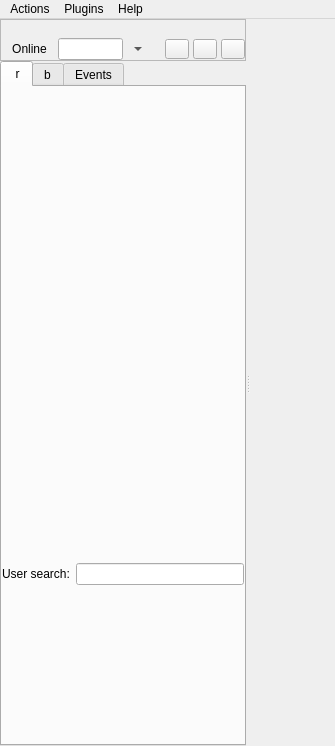
xmpp-graveyard/jabbim, file widgets/mainWindow.ui: the form before one commit.
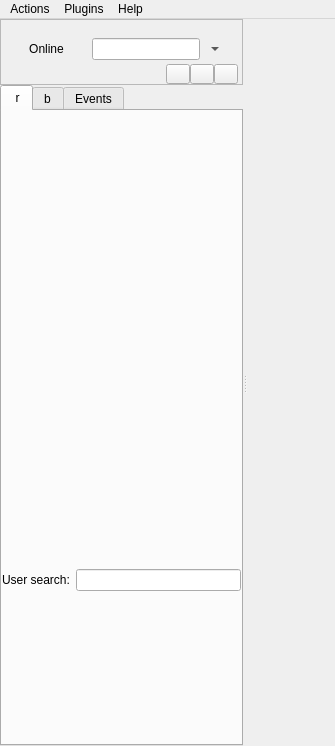
The form after the commit. The open tabs and pages were chosen to show the change. Icons and pictures are not drawn.

Commit message: start of selfContact halickovization

```diff
--- a/widgets/mainWindow.ui
+++ b/widgets/mainWindow.ui
@@ -369,32 +369,7 @@
             <property name="spacing" >
              <number>4</number>
             </property>
-            <item row="1" column="4" >
-             <widget class="QToolButton" name="toggleInvisible" >
-              <property name="maximumSize" >
-               <size>
-                <width>16777215</width>
-                <height>20</height>
-               </size>
-              </property>
-              <property name="toolTip" >
-               <string>Toggle Invisibility</string>
-              </property>
-              <property name="text" >
-               <string/>
-              </property>
-              <property name="icon" >
-               <iconset>images/16x16/status/jabber-invisible.png</iconset>
-              </property>
-              <property name="checkable" >
-               <bool>true</bool>
-              </property>
-              <property name="arrowType" >
-               <enum>Qt::NoArrow</enum>
-              </property>
-             </widget>
-            </item>
-            <item rowspan="2" row="0" column="0" >
+            <item rowspan="3" row="0" column="0" >
              <widget class="QWidget" native="1" name="selfAvatarWidget" >
               <property name="sizePolicy" >
                <sizepolicy>
@@ -406,28 +381,6 @@
               </property>
              </widget>
             </item>
-            <item row="1" column="6" >
-             <widget class="QToolButton" name="statusButton" >
-              <property name="maximumSize" >
-               <size>
-                <width>16777215</width>
-                <height>20</height>
-               </size>
-              </property>
-              <property name="toolTip" >
-               <string>Here you can change your status</string>
-              </property>
-              <property name="text" >
-               <string/>
-              </property>
-              <property name="popupMode" >
-               <enum>QToolButton::InstantPopup</enum>
-              </property>
-              <property name="toolButtonStyle" >
-               <enum>Qt::ToolButtonTextBesideIcon</enum>
-              </property>
-             </widget>
-            </item>
             <item row="1" column="1" >
              <widget class="QWidget" native="1" name="statusWidget2" >
               <layout class="QHBoxLayout" >
@@ -511,7 +464,53 @@
               </property>
              </widget>
             </item>
-            <item row="1" column="5" >
+            <item row="2" column="1" colspan="3" >
+             <layout class="QHBoxLayout" >
+              <property name="margin" >
+               <number>0</number>
+              </property>
+              <property name="spacing" >
+               <number>0</number>
+              </property>
+              <item>
+               <spacer>
+                <property name="orientation" >
+                 <enum>Qt::Horizontal</enum>
+                </property>
+                <property name="sizeHint" >
+                 <size>
+                  <width>50</width>
+                  <height>20</height>
+                 </size>
+                </property>
+               </spacer>
+              </item>
+              <item>
+               <widget class="QToolButton" name="toggleInvisible" >
+                <property name="maximumSize" >
+                 <size>
+                  <width>16777215</width>
+                  <height>20</height>
+                 </size>
+                </property>
+                <property name="toolTip" >
+                 <string>Toggle Invisibility</string>
+                </property>
+                <property name="text" >
+                 <string/>
+                </property>
+                <property name="icon" >
+                 <iconset>images/16x16/status/jabber-invisible.png</iconset>
+                </property>
+                <property name="checkable" >
+                 <bool>true</bool>
+                </property>
+                <property name="arrowType" >
+                 <enum>Qt::NoArrow</enum>
+                </property>
+               </widget>
+              </item>
+              <item>
              <widget class="QToolButton" name="showOffline" >
               <property name="maximumSize" >
                <size>
@@ -538,6 +537,30 @@
                <enum>Qt::NoArrow</enum>
               </property>
              </widget>
+              </item>
+              <item>
+               <widget class="QToolButton" name="statusButton" >
+                <property name="maximumSize" >
+                 <size>
+                  <width>16777215</width>
+                  <height>20</height>
+                 </size>
+                </property>
+                <property name="toolTip" >
+                 <string>Here you can change your status</string>
+                </property>
+                <property name="text" >
+                 <string/>
+                </property>
+                <property name="popupMode" >
+                 <enum>QToolButton::InstantPopup</enum>
+                </property>
+                <property name="toolButtonStyle" >
+                 <enum>Qt::ToolButtonTextBesideIcon</enum>
+                </property>
+               </widget>
+              </item>
+             </layout>
             </item>
             <item row="1" column="2" >
              <widget class="QLineEdit" name="statusLine" />
```
Left out of the diff: 2 changed lines with no effect on the pictures. Lines whose indentation alone changed are shown as unchanged. The commit also changes 1 other file.
